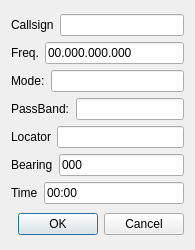
The window that mqt/MqtLogger/rigmemdialog.ui (zsteva/backup-minos2) describes before a commit, drawn with Qt 5.
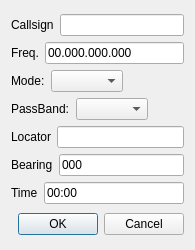
The same window after the commit.

```diff
--- a/mqt/MqtLogger/rigmemdialog.ui
+++ b/mqt/MqtLogger/rigmemdialog.ui
@@ -68,11 +68,20 @@
         </widget>
        </item>
        <item>
-        <widget class="QLineEdit" name="modeLineEdit">
-         <property name="maxLength">
-          <number>4</number>
+        <widget class="QComboBox" name="modecb"/>
+       </item>
+       <item>
+        <spacer name="horizontalSpacer">
+         <property name="orientation">
+          <enum>Qt::Horizontal</enum>
          </property>
-        </widget>
+         <property name="sizeHint" stdset="0">
+          <size>
+           <width>40</width>
+           <height>20</height>
+          </size>
+         </property>
+        </spacer>
        </item>
       </layout>
      </item>
@@ -86,14 +95,20 @@
         </widget>
        </item>
        <item>
-        <widget class="QLineEdit" name="passBandLineEdit">
-         <property name="inputMask">
-          <string>99999</string>
+        <widget class="QComboBox" name="pbStateCb"/>
+       </item>
+       <item>
+        <spacer name="horizontalSpacer_2">
+         <property name="orientation">
+          <enum>Qt::Horizontal</enum>
          </property>
-         <property name="maxLength">
-          <number>5</number>
+         <property name="sizeHint" stdset="0">
+          <size>
+           <width>40</width>
+           <height>20</height>
+          </size>
          </property>
-        </widget>
+        </spacer>
        </item>
       </layout>
      </item>
```
Left out of the diff: 8 changed lines with no effect on the pictures.
